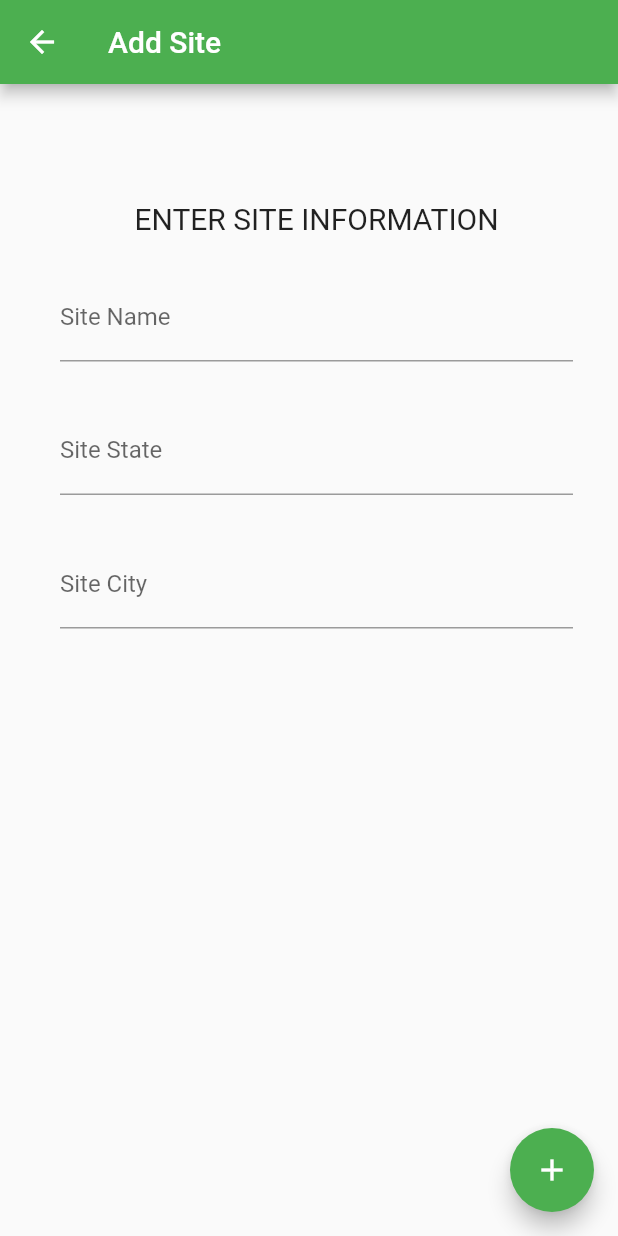
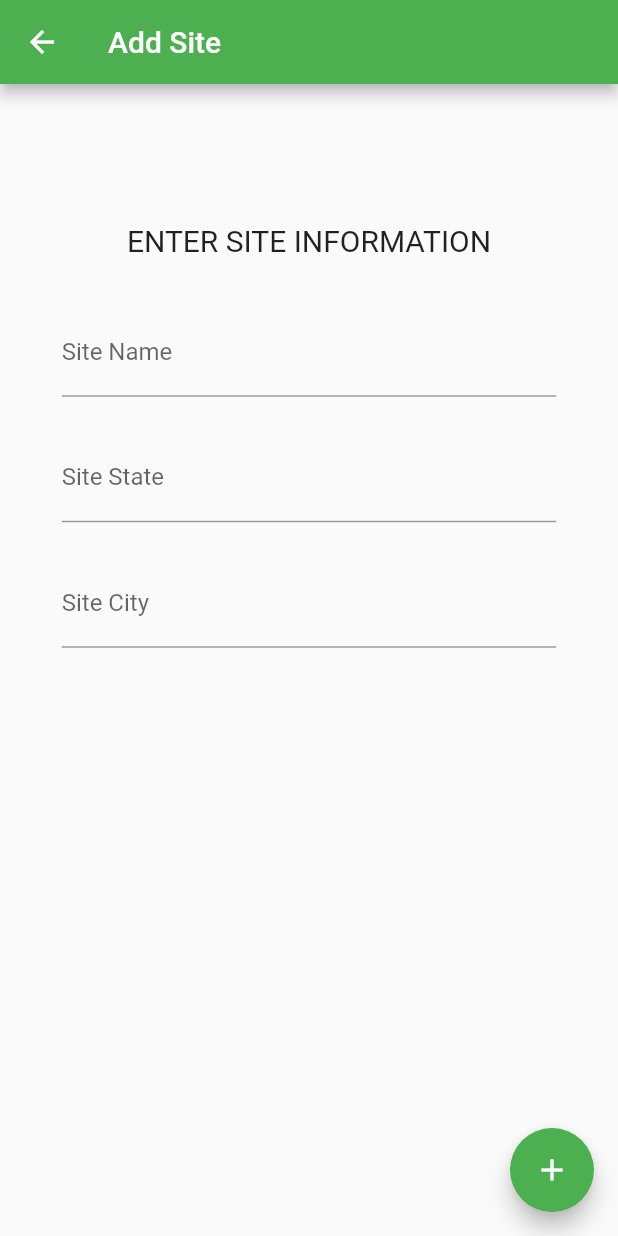
Before and after one commit to erdsal4/farmapp, a Flutter app: the BoardingPage screen opened directly, after a tap on "Add new Site", on a phone screen of 412 x 824 dp. Run offline on Flutter 3.47's test engine with Material 2 defaults, Android fonts, the phone set to English and light mode, and no system bars; our stand-ins replace flutter_secure_storage; accounts and stored records are empty; statements that could not run were skipped.

Commit message:
changed hard-coded sizes to responsive sizes

```diff
--- a/lib/Boarding/BoardingPage.dart
+++ b/lib/Boarding/BoardingPage.dart
@@ -5,26 +5,34 @@ import 'SiteSelection.dart';
 import 'SiteForm.dart';
 
 import 'package:farmapp/HomePage/HomePage.dart';
+import 'package:farmapp/SizeConfig.dart';
 
 class BoardingPage extends StatelessWidget {
 
   @override
   Widget build(BuildContext context){
+
+    SizeConfig().init(context);
+    final double horizontalMargin = SizeConfig.safeBlockHorizontal*3;
+    final double verticalMargin = SizeConfig.safeBlockVertical*15;
+    final double screenWidth = SizeConfig.screenWidth;
+    final double sizedBoxHeight = SizeConfig.safeBlockVertical*2;
+
     return Scaffold(
       appBar: AppBar(title: Text("Select your site")),
       body: Container(
-        margin: EdgeInsets.fromLTRB(10.0, 100.0, 10.0, 100.0),
-        padding: EdgeInsets.all(16),
+        margin: EdgeInsets.fromLTRB(horizontalMargin, verticalMargin,horizontalMargin,verticalMargin),
+        padding: EdgeInsets.all(horizontalMargin),
         child: Column(
         children: <Widget>[
           Expanded(
-           child: SiteSelection()
+            child: SiteSelection()
           ),
           Column(
             children: <Widget>[
 
               Container(
-                width: 300.0,
+                width: screenWidth*0.75,
                 child: RaisedButton(
                 child: Text("Save and go to Home Page"),
                 onPressed: () =>
@@ -36,9 +44,9 @@ class BoardingPage extends StatelessWidget {
                   )
                 )
               ),
-              SizedBox(height: 20),
+              SizedBox(height: sizedBoxHeight),
               Container(
-                width: 300.0,
+                width: screenWidth*0.75,
                 child: RaisedButton(
                   child: Text("Add new Site"),
                   onPressed: () =>
@@ -50,9 +58,9 @@ class BoardingPage extends StatelessWidget {
                   )
                   )
                 ),
-              SizedBox(height: 20),
+                SizedBox(height: sizedBoxHeight),
               Container(
-                width: 300.0,
+                width: screenWidth*0.75,
                 child: RaisedButton(
                 child: Text("Back to login screen"),
                 onPressed: () =>
--- a/lib/Boarding/SiteForm.dart
+++ b/lib/Boarding/SiteForm.dart
@@ -11,6 +11,7 @@ import 'package:flutter/services.dart';
 import 'package:farmapp/main.dart';
 import 'package:farmapp/models/User.dart';
 import 'package:farmapp/models/Site.dart';
+import 'package:farmapp/SizeConfig.dart';
 import 'BoardingPage.dart';
 
 class SiteForm extends StatefulWidget {
@@ -28,6 +29,12 @@ class _SiteFormState extends State<SiteForm> {
 
   Widget build(BuildContext context) {
 
+    SizeConfig().init(context);
+    final double horizontalMargin = SizeConfig.safeBlockHorizontal*10;
+    final double verticalMargin = SizeConfig.safeBlockVertical*2;
+    final double screenWidth = SizeConfig.screenWidth;
+    final double sizedBoxHeight = SizeConfig.safeBlockVertical*3;
+
 
     final token = Provider.of<User>(context, listen: false).token;
 
@@ -35,11 +42,11 @@ class _SiteFormState extends State<SiteForm> {
       appBar: new AppBar( title: new Text('Add Site')),
       body:  Material(
         child: Container(
-          margin: EdgeInsets.fromLTRB(40, 10, 30, 10),
+          margin: EdgeInsets.fromLTRB(horizontalMargin, verticalMargin, horizontalMargin, verticalMargin),
           child: Column(
             children: <Widget>[
               Padding(
-                padding: const EdgeInsets.only(top: 8.0),
+                padding: EdgeInsets.only(top: verticalMargin),
                 child: Center(
                 child: Text(
                   "ENTER SITE INFORMATION",
@@ -60,7 +67,7 @@ class _SiteFormState extends State<SiteForm> {
                 Form.of(primaryFocus.context).save();
               },
               child: Padding(
-                padding: const EdgeInsets.symmetric(vertical: 8.0),
+                padding: EdgeInsets.symmetric(vertical: verticalMargin),
                 child: ListView(
                   children: <Widget>[                                                               TextFormField(
                       decoration: new InputDecoration(
@@ -70,7 +77,7 @@ class _SiteFormState extends State<SiteForm> {
                           _site.name = value;
                         },
                       ),
-                      SizedBox(height: 30),
+                      SizedBox(height: sizedBoxHeight),
                       TextFormField(
                         decoration: new InputDecoration(
                           labelText: 'Site State'
@@ -79,7 +86,7 @@ class _SiteFormState extends State<SiteForm> {
                           _site.state = value;
                               },
                             ),
-                            SizedBox(height: 30),
+                            SizedBox(height: sizedBoxHeight),
                       TextFormField(
                         decoration: new InputDecoration(
                           labelText: 'Site City'
@@ -156,7 +163,7 @@ class _SiteFormState extends State<SiteForm> {
           final form = _formKey.currentState;
           if (form.validate()) {
             _site.location = {
-              "coordinates": [0,0] // default util changed
+              "coordinates": [0,0] // default until changed
             };
             await submitSite(_site, token, context);
             Navigator.push(
--- a/lib/Boarding/SiteSelection.dart
+++ b/lib/Boarding/SiteSelection.dart
@@ -10,17 +10,22 @@ import 'package:farmapp/main.dart';
 import 'package:farmapp/models/Site.dart';
 import 'package:farmapp/models/User.dart';
 import 'package:farmapp/Treatment/StateContainer.dart';
+import 'package:farmapp/SizeConfig.dart';
 
 class SiteSelection extends StatelessWidget {
 
   @override
   Widget build(BuildContext context) {
+
+    SizeConfig().init(context);
+    final double sizedBoxHeight = SizeConfig.safeBlockVertical*2;
+
     return Scaffold(
       body: Column(
           children: <Widget>[
             Text("Select a site", style: DefaultTextStyle.of(context).style.apply(fontSizeFactor: 1.5)),
-            SizedBox(height: 15),
-            MyDropdown()
+            SizedBox(height: sizedBoxHeight),
+            Container(child: MyDropdown())
           ]
         )
       );
@@ -52,6 +57,7 @@ class _MyDropdownState extends State<MyDropdown> {
   void didChangeDependencies() async {
 
     final user = Provider.of<User>(context, listen:true);
+    print("token" + user.token);
     siteFuture = fetchSites(user.token);
     print("heredidchange");
     super.didChangeDependencies();
@@ -60,7 +66,13 @@ class _MyDropdownState extends State<MyDropdown> {
 
   @override
   Widget build(BuildContext context) {
+
     final container = TreatmentStateContainer.of(context);
+    SizeConfig().init(context);
+    final double horizontalMargin = SizeConfig.safeBlockHorizontal;
+    final double verticalMargin = SizeConfig.safeBlockVertical*15;
+    final double screenWidth = SizeConfig.screenWidth;
+    final double sizedBoxHeight = SizeConfig.safeBlockVertical*2;
 
     print("herebuild");
     final user = Provider.of<User>(context, listen: false);
@@ -68,18 +80,19 @@ class _MyDropdownState extends State<MyDropdown> {
       future: siteFuture,
       builder: (BuildContext context, AsyncSnapshot<List<Site>> snapshot) {
         if(snapshot.hasData) {
-          return Container(
-            width: 300.0,
+          return Center(
+            child: Container(
+            width: screenWidth*0.8,
             decoration: BoxDecoration(
               border: Border.all(width: 3.0),
-              borderRadius: BorderRadius.all(Radius.circular(5.0))
+              borderRadius: BorderRadius.all(Radius.circular(horizontalMargin*2))
             ),
             child: DropdownButtonHideUnderline(
               child: ButtonTheme(
                 alignedDropdown: true,
                 child: DropdownButton<Site>(
                   icon: Icon(Icons.arrow_downward),
-                  iconSize: 16,
+                  iconSize: sizedBoxHeight,
                   elevation: 16,
                   style: TextStyle(color: Colors.black),
                   value: selectedSite,
@@ -102,7 +115,8 @@ class _MyDropdownState extends State<MyDropdown> {
                 )
               )
             )
-          );
+          )
+        );
         } else if (snapshot.hasError) {
           return Text("there was an error");
 
@@ -111,8 +125,8 @@ class _MyDropdownState extends State<MyDropdown> {
             children: <Widget>[
               SizedBox(
                 child: CircularProgressIndicator(),
-                width: 60,
-                height: 60,
+                width: sizedBoxHeight*3,
+                height: sizedBoxHeight*3,
               ),
               const Padding(
                 padding: EdgeInsets.only(top: 16),
--- a/lib/LoginPage.dart
+++ b/lib/LoginPage.dart
@@ -5,6 +5,7 @@ import 'package:farmapp/widgets/displayDialog.dart';
 
 import 'main.dart';
 import 'RegisterPage.dart';
+import 'MyApp.dart';
 
 class LoginPage extends StatefulWidget {
   LoginPage({Key key}) : super(key: key);
@@ -116,7 +117,7 @@ class _LoginPageState extends State<LoginPage> {
         Navigator.push(
           context,
           MaterialPageRoute(
-            builder: (context) => BoardingPage()
+            builder: (context) => MyApp()
           )
         );
       } else {
--- /dev/null
+++ b/lib/SizeConfig.dart
@@ -0,0 +1,27 @@
+import 'package:flutter/widgets.dart';
+
+class SizeConfig {
+  static MediaQueryData _mediaQueryData;
+  static double screenWidth;
+  static double screenHeight;
+  static double blockSizeHorizontal;
+  static double blockSizeVertical;
+  static double _safeAreaHorizontal;
+  static double _safeAreaVertical;
+  static double safeBlockHorizontal;
+  static double safeBlockVertical;
+
+  void init(BuildContext context){
+    _mediaQueryData = MediaQuery.of(context);
+    screenWidth = _mediaQueryData.size.width;
+    screenHeight = _mediaQueryData.size.height;
+    blockSizeHorizontal = screenWidth/100;
+    blockSizeVertical = screenHeight/100;
+    _safeAreaHorizontal = _mediaQueryData.padding.left +
+        _mediaQueryData.padding.right;
+    _safeAreaVertical = _mediaQueryData.padding.top +
+        _mediaQueryData.padding.bottom;
+    safeBlockHorizontal = (screenWidth - _safeAreaHorizontal)/100;
+    safeBlockVertical = (screenHeight - _safeAreaVertical)/100;
+  }
+}
--- a/lib/widgets/buttonRouter.dart
+++ b/lib/widgets/buttonRouter.dart
@@ -1,8 +1,12 @@
 import 'package:flutter/material.dart';
+import 'package:farmapp/SizeConfig.dart';
 
 Widget buttonRouter(String text, Widget page, BuildContext context){
+
+  SizeConfig().init(context);
+
   return Container(
-    width: 300.0,
+    width: SizeConfig.screenWidth*0.8,
     child: RaisedButton(
       child: Text(text),
       onPressed: () =>
```
Also changed, not shown: lib/HomePage/HomePage.dart (+19 -8 lines), lib/Treatment/SubmitTreatment.dart (+13 -5 lines), lib/Treatment/TreatmentForm.dart (+22 -16 lines), lib/Treatment/ViewTreatments.dart (+11 -2 lines).
